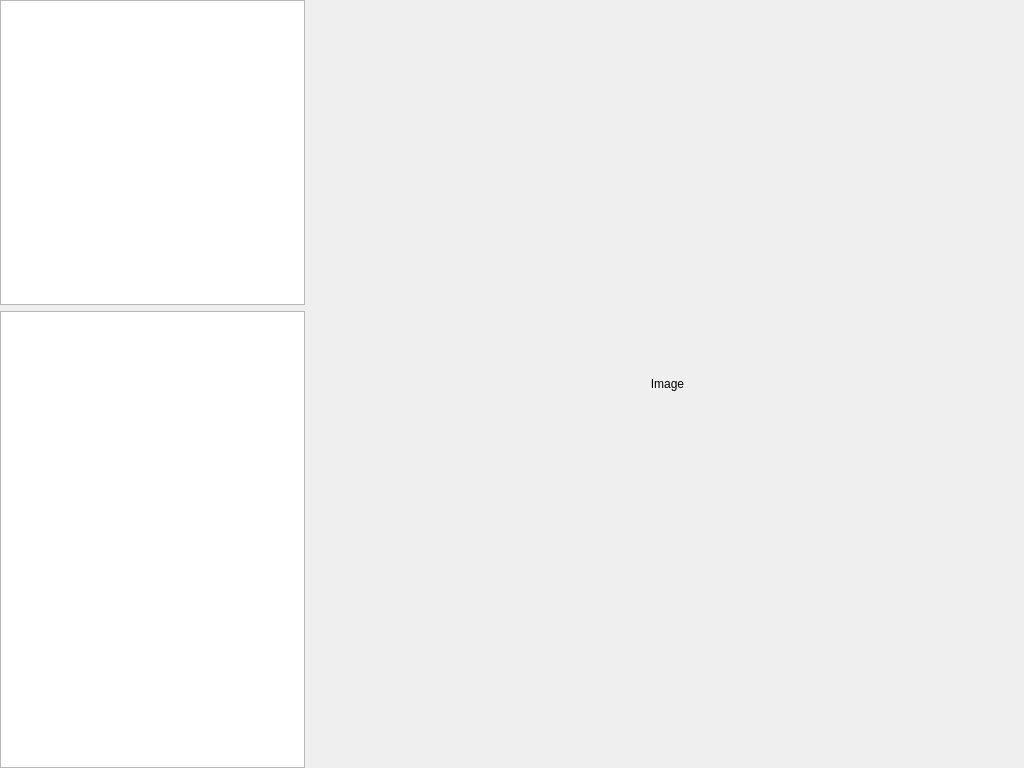
This is ui/viewerform.ui in hazirbas/lyli as Qt 5 draws it before an edit. The edited form follows.
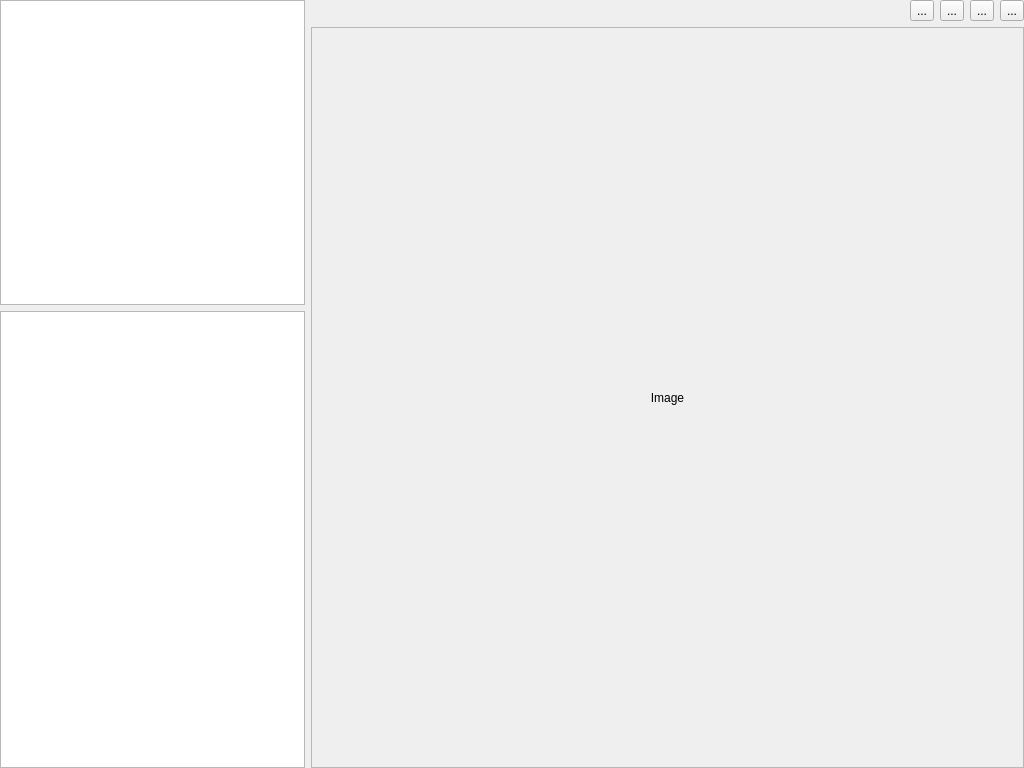
This is the edited form. Icons and pictures are not drawn.

Commit message: ui: add somewhat working zoom to the viewer.

The edit to the form file:
```diff
--- a/ui/viewerform.ui
+++ b/ui/viewerform.ui
@@ -13,21 +13,23 @@
   <property name="windowTitle">
    <string>Form</string>
   </property>
-  <layout class="QGridLayout" name="gridLayout">
+  <layout class="QHBoxLayout" name="horizontalLayout_2" stretch="3,7">
    <property name="margin">
     <number>0</number>
    </property>
-   <item row="0" column="0">
+   <item>
+    <layout class="QVBoxLayout" name="verticalLayout" stretch="4,6">
+     <item>
     <widget class="QListView" name="directoryList">
      <property name="sizePolicy">
       <sizepolicy hsizetype="Expanding" vsizetype="Expanding">
-       <horstretch>30</horstretch>
-       <verstretch>40</verstretch>
+         <horstretch>0</horstretch>
+         <verstretch>0</verstretch>
       </sizepolicy>
      </property>
     </widget>
    </item>
-   <item row="1" column="0">
+     <item>
     <widget class="QListView" name="fileList">
      <property name="sizePolicy">
       <sizepolicy hsizetype="Expanding" vsizetype="Expanding">
@@ -37,21 +39,120 @@
      </property>
     </widget>
    </item>
-   <item row="0" column="1" rowspan="2">
+    </layout>
+   </item>
+   <item>
+    <layout class="QVBoxLayout" name="verticalLayout_2">
+     <item>
+      <layout class="QHBoxLayout" name="horizontalLayout">
+       <item>
+        <spacer name="horizontalSpacer">
+         <property name="orientation">
+          <enum>Qt::Horizontal</enum>
+         </property>
+         <property name="sizeHint" stdset="0">
+          <size>
+           <width>40</width>
+           <height>20</height>
+          </size>
+         </property>
+        </spacer>
+       </item>
+       <item>
+        <widget class="QToolButton" name="buttonZoomIn">
+         <property name="text">
+          <string>...</string>
+         </property>
+         <property name="icon">
+          <iconset theme="zoom-in">
+           <normaloff/>
+          </iconset>
+         </property>
+        </widget>
+       </item>
+       <item>
+        <widget class="QToolButton" name="buttonZoomOut">
+         <property name="text">
+          <string>...</string>
+         </property>
+         <property name="icon">
+          <iconset theme="zoom-out">
+           <normaloff/>
+          </iconset>
+         </property>
+        </widget>
+       </item>
+       <item>
+        <widget class="QToolButton" name="buttonZoomFit">
+         <property name="text">
+          <string>...</string>
+         </property>
+         <property name="icon">
+          <iconset theme="zoom-fit-best">
+           <normaloff/>
+          </iconset>
+         </property>
+        </widget>
+       </item>
+       <item>
+        <widget class="QToolButton" name="buttonZoomOriginal">
+         <property name="text">
+          <string>...</string>
+         </property>
+         <property name="icon">
+          <iconset theme="zoom-original">
+           <normaloff/>
+          </iconset>
+         </property>
+        </widget>
+       </item>
+      </layout>
+     </item>
+     <item>
+      <widget class="QScrollArea" name="scrollArea">
+       <property name="widgetResizable">
+        <bool>true</bool>
+       </property>
+       <widget class="QWidget" name="scrollAreaWidgetContents">
+        <property name="geometry">
+         <rect>
+          <x>0</x>
+          <y>0</y>
+          <width>706</width>
+          <height>729</height>
+         </rect>
+        </property>
+        <layout class="QHBoxLayout" name="horizontalLayout_3">
+         <property name="sizeConstraint">
+          <enum>QLayout::SetMinAndMaxSize</enum>
+         </property>
+         <property name="margin">
+          <number>0</number>
+         </property>
+         <item>
     <widget class="QLabel" name="image">
      <property name="sizePolicy">
       <sizepolicy hsizetype="Expanding" vsizetype="Expanding">
-       <horstretch>70</horstretch>
+             <horstretch>0</horstretch>
        <verstretch>0</verstretch>
       </sizepolicy>
      </property>
      <property name="text">
       <string>Image</string>
      </property>
+           <property name="scaledContents">
+            <bool>true</bool>
+           </property>
      <property name="alignment">
       <set>Qt::AlignCenter</set>
      </property>
     </widget>
+         </item>
+        </layout>
+       </widget>
+      </widget>
+     </item>
+    </layout>
    </item>
   </layout>
  </widget>
```
Lines whose indentation alone changed are shown as unchanged. The commit also changes 2 other files.
